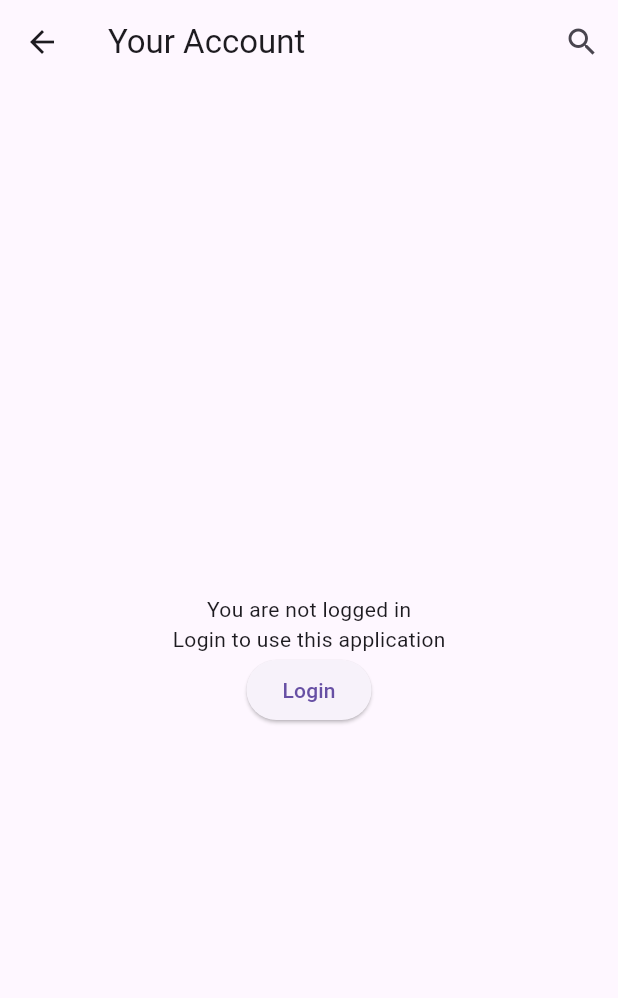
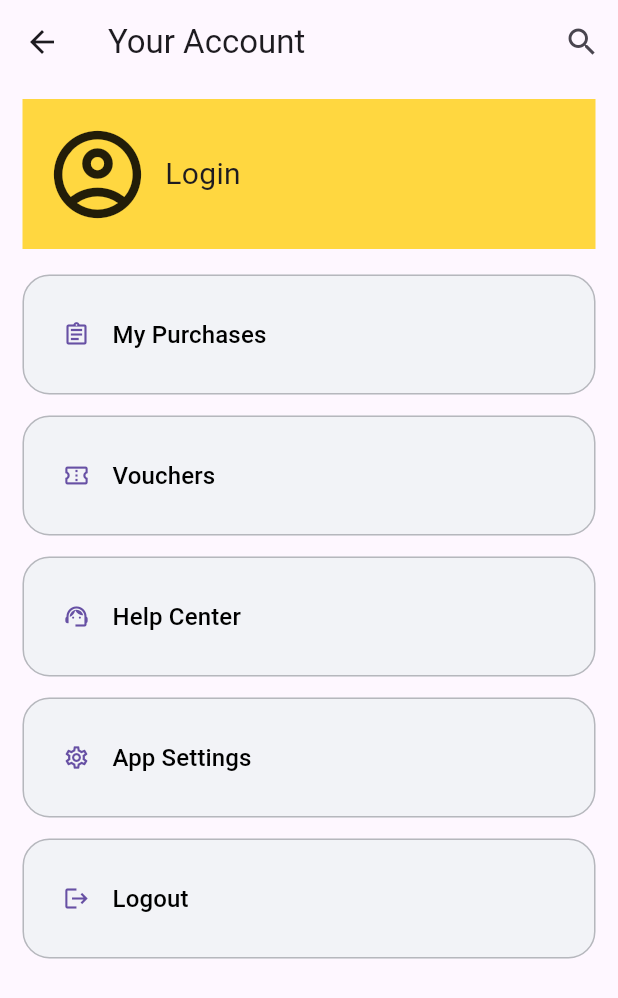
Before and after one commit to ZoeMeow1027/fashion-shop-flutter, a Flutter app: the AccountTab screen opened directly with empty values, after a tap on "Login", on a phone screen of 412 x 824 dp. Shown: the top 998 px of the screen. Run offline on Flutter 3.47's test engine with Material 2 defaults, Android fonts, the phone set to English and light mode, and no system bars; our stand-ins replace cached_network_image, carousel_slider, flutter_rating_bar, share_plus, shared_preferences; missing offline and left inert: dynamic_height_grid_view; accounts and stored records are empty; network calls fail.

Commit message:
Implement Account Profile (was previously account settings) (#14)

```diff
--- /dev/null
+++ b/lib/screens/home/components/account_banner_widget.dart
@@ -0,0 +1,74 @@
+import 'package:fashionshop/model/user_profile.dart';
+import 'package:flutter/material.dart';
+
+class AccountBannerWidget extends StatelessWidget {
+  const AccountBannerWidget({
+    super.key,
+    this.onClickLogin,
+    this.onClickViewProfile,
+    this.userProfile,
+  });
+
+  final UserProfile? userProfile;
+  final Function()? onClickLogin;
+  final Function()? onClickViewProfile;
+
+  @override
+  Widget build(BuildContext context) {
+    return InkWell(
+      onTap: () {
+        if (userProfile != null) {
+          if (onClickViewProfile != null) {
+            onClickViewProfile!();
+          }
+        } else {
+          if (onClickLogin != null) {
+            onClickLogin!();
+          }
+        }
+      },
+      child: Container(
+        padding: const EdgeInsets.all(15),
+        color: Colors.amberAccent,
+        child: _body(),
+      ),
+    );
+  }
+
+  Widget _body() {
+    return Row(
+      mainAxisAlignment: MainAxisAlignment.start,
+      crossAxisAlignment: CrossAxisAlignment.center,
+      children: [
+        const Icon(
+          Icons.account_circle_outlined,
+          size: 70,
+        ),
+        Padding(
+          padding: const EdgeInsets.all(10),
+          child: Column(
+            mainAxisAlignment: MainAxisAlignment.start,
+            crossAxisAlignment: CrossAxisAlignment.start,
+            children: userProfile != null
+                ? [
+                    Text(
+                      "${userProfile == null ? "" : userProfile!.name}",
+                      style: const TextStyle(fontSize: 20),
+                    ),
+                    const Text(
+                      "View profile",
+                      style: TextStyle(fontSize: 15),
+                    )
+                  ]
+                : [
+                    const Text(
+                      "Login",
+                      style: TextStyle(fontSize: 20),
+                    )
+                  ],
+          ),
+        ),
+      ],
+    );
+  }
+}
--- a/lib/screens/home/views/account_tab.dart
+++ b/lib/screens/home/views/account_tab.dart
@@ -1,4 +1,6 @@
 import 'package:fashionshop/model/user_profile.dart';
+import 'package:fashionshop/screens/account_profile/account_profile_view.dart';
+import 'package:fashionshop/screens/home/components/account_banner_widget.dart';
 import 'package:fashionshop/screens/home/components/view_model.dart';
 import 'package:fashionshop/screens/home/components/wide_button.dart';
 import 'package:fashionshop/screens/my_purchase/my_purchase_view.dart';
@@ -36,35 +38,7 @@ class AccountTab extends StatelessWidget {
       ),
       body: Padding(
         padding: const EdgeInsets.only(left: 15.0, right: 15.0),
-        child: viewModel.userProfile == null
-            ? _notLoggedIn(
-                context: context,
-                loginRequested: () {
-                  if (loginRequested != null) {
-                    loginRequested!();
-                  }
-                })
-            : _loggedIn(context: context, userProfile: viewModel.userProfile),
-      ),
-    );
-  }
-
-  Widget _notLoggedIn({
-    required BuildContext context,
-    required Function() loginRequested,
-  }) {
-    return SizedBox.expand(
-      child: Column(
-        mainAxisAlignment: MainAxisAlignment.center,
-        crossAxisAlignment: CrossAxisAlignment.center,
-        children: [
-          const Text("You are not logged in"),
-          const Text("Login to use this application"),
-          ElevatedButton(
-            onPressed: loginRequested,
-            child: const Text("Login", style: TextStyle(fontSize: 14)),
-          )
-        ],
+        child: _loggedIn(context: context, userProfile: viewModel.userProfile),
       ),
     );
   }
@@ -76,25 +50,20 @@ class AccountTab extends StatelessWidget {
     return Column(
       children: [
         Padding(
-          padding: const EdgeInsets.only(top: 20.0, bottom: 20.0),
-          child: Column(
-            children: [
-              const Icon(
-                Icons.account_circle_outlined,
-                size: 70,
-              ),
-              Text(
-                "${userProfile == null ? "" : userProfile.name}",
-                style: const TextStyle(fontSize: 20.0),
-              )
-            ],
+          padding: const EdgeInsets.only(top: 10, bottom: 10),
+          child: AccountBannerWidget(
+            userProfile: userProfile,
+            onClickLogin: loginRequested,
+            onClickViewProfile: () {
+              Navigator.push(
+                context,
+                MaterialPageRoute(
+                  builder: (context) =>
+                      AccountProfileView(token: viewModel.tokenKey!),
+                ),
+              );
+            },
           ),
-        ),
-        wideButton(
-          text: "Account Profile",
-          padding: const EdgeInsets.only(top: 7, bottom: 7),
-          iconData: Icons.account_circle_outlined,
-          onClick: () {},
         ),
         wideButton(
           // TODO: Add more item like In progress, deliveried,...)
```
Also changed, not shown: lib/screens/account_profile/account_profile_view.dart (added, +139 -0 lines).
